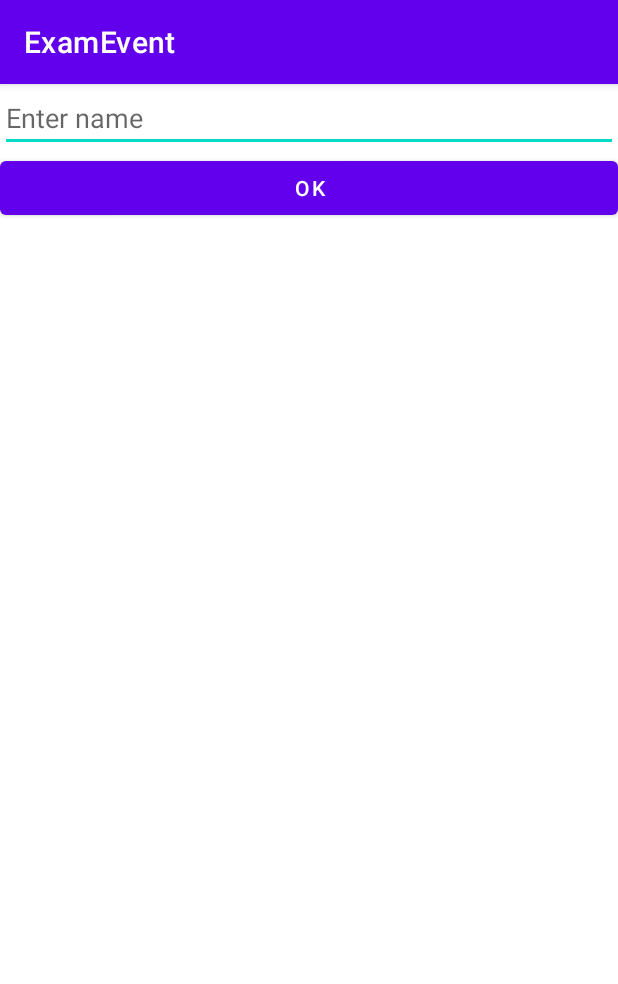
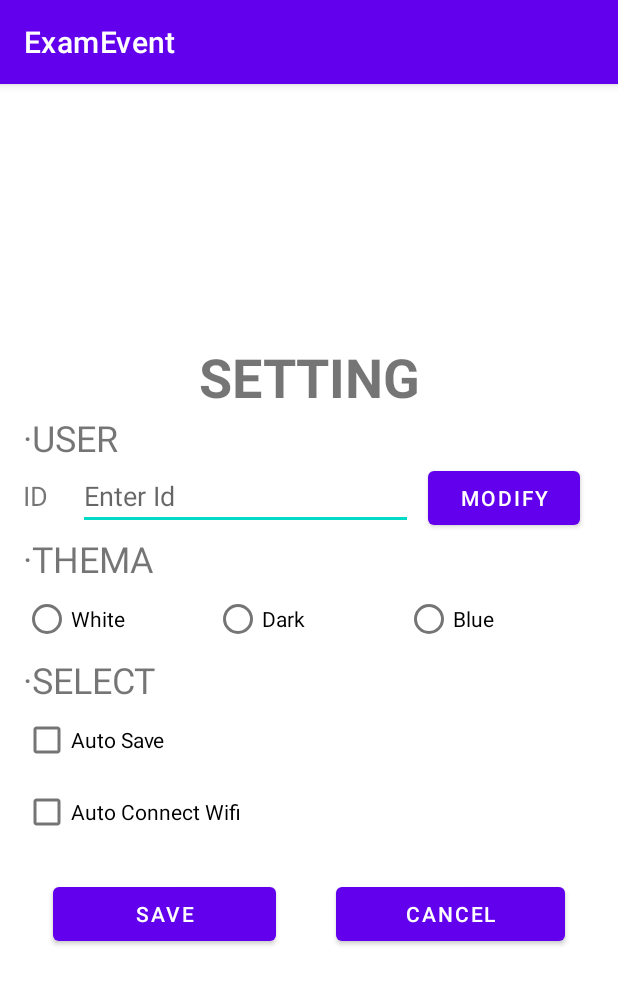
Before and after one commit to jinchaeeun/ExamEvent, an Android app: the screen it shows after launch (Event2Activity before the commit, SettingActivity after it), on a phone screen of 412 x 824 dp. Shown: the top 984 px of the screen. Run offline under Robolectric (Android 15) with nearby library versions, the phone set to English and light mode, and no system bars.

Commit message:
SettingActivity 과제 완료

```diff
--- a/app/src/main/AndroidManifest.xml
+++ b/app/src/main/AndroidManifest.xml
@@ -9,7 +9,7 @@
         android:roundIcon="@mipmap/ic_launcher_round"
         android:supportsRtl="true"
         android:theme="@style/Theme.ExamEvent">
-        <activity android:name=".Event2Activity">
+        <activity android:name=".SettingActivity">
             <intent-filter>
                 <action android:name="android.intent.action.MAIN" />
 
--- a/app/src/main/java/com/example/examevent/Event2Activity.java
+++ b/app/src/main/java/com/example/examevent/Event2Activity.java
@@ -5,6 +5,7 @@ import android.graphics.Color;
 import android.os.Bundle;
 import android.util.Log;
 import android.view.KeyEvent;
+import android.view.MotionEvent;
 import android.view.View;
 import android.view.inputmethod.EditorInfo;
 import android.view.inputmethod.InputMethod;
@@ -16,11 +17,13 @@ import android.widget.EditText;
 import android.widget.RadioButton;
 import android.widget.RadioGroup;
 import android.widget.TextView;
+import android.widget.Toast;
 
 import androidx.appcompat.app.AppCompatActivity;
 import androidx.constraintlayout.widget.ConstraintLayout;
 /* 입력할 때 올라오는 소프트키 입력 후 없애기 */
 public class Event2Activity extends AppCompatActivity {
+
     // Member Variable ----------------------------------
     private final Boolean      D   = true;
     private final String       TAG = "Event2";
@@ -29,6 +32,48 @@ public class Event2Activity extends AppCompatActivity {
     private EditText           nameETXT;
 
     private InputMethodManager  imm;        //소프트키보드 숨기는거
+
+    private long initTime;
+
+    //Alt-c Override Method 클릭
+    @Override
+    public boolean onKeyDown(int keyCode, KeyEvent event) {
+        Log.i(TAG, "KEY DOWN ( " + keyCode );
+        //imm.hideSoftInputFromWindow(nameETXT.getWindowToken(),0);
+        switch (keyCode){
+            case KeyEvent.KEYCODE_BACK:
+                if(System.currentTimeMillis()-initTime > 3000){
+                    Toast.makeText(this,"종료하려면 한 번 더 누르세요", Toast.LENGTH_SHORT).show();
+                    //현재 시간 저장
+                    initTime=System.currentTimeMillis();
+                }
+                else{
+                    //3초 이내 Back버튼 두 번 눌린 경우 Activity 종료
+                    finish();
+                }
+                break;
+            case KeyEvent.KEYCODE_HOME:
+                break;
+        }
+        return true;    //내가 처리해서 끝내고싶다 return true
+        //215 page 뒤로가기버튼 두번 누르면 종료
+    }
+
+    @Override
+    public boolean onTouchEvent(MotionEvent event) {    //마우스 버튼
+        switch (event.getAction()){
+            case MotionEvent.ACTION_DOWN:
+                Log.i(TAG, "TOUCH DOWN ( " + event.getX() + ", " + event.getY()+" )");
+                break;
+            case MotionEvent.ACTION_MOVE:
+                Log.i(TAG, "TOUCH MOVE ( " + event.getX() + ", " + event.getY()+" )");
+                break;
+            case MotionEvent.ACTION_UP:
+                Log.i(TAG, "TOUCH UP ( " + event.getX() + ", " + event.getY()+" )");
+                break;
+        }
+            return true;
+    }
 
     // Member Method - Activity's override --------------
     @Override
--- /dev/null
+++ b/app/src/main/java/com/example/examevent/SettingActivity.java
@@ -0,0 +1,115 @@
+package com.example.examevent;
+
+import android.graphics.Color;
+import android.os.Bundle;
+import android.util.Log;
+import android.view.KeyEvent;
+import android.view.View;
+import android.view.inputmethod.EditorInfo;
+import android.view.inputmethod.InputMethodManager;
+import android.widget.Button;
+import android.widget.CheckBox;
+import android.widget.CompoundButton;
+import android.widget.EditText;
+import android.widget.RadioButton;
+import android.widget.RadioGroup;
+import android.widget.TextView;
+
+import androidx.appcompat.app.AppCompatActivity;
+/*
+ * 과제
+ * EditText와 RadioButton, CheckBox 입력 후
+ * Save 누르면 저장과 EditText 수정 불가,
+ * cancel 누르면 입력 값 초기화,
+ * modify 누르면 editText 수정 가능한 상태로 돌리기
+ * */
+public class SettingActivity extends AppCompatActivity {
+    // Member Variable ----------------------------------
+    private final Boolean   D   = true;
+    private final String    TAG = "ExamEvent";
+
+    private EditText        idETXT;
+    private RadioGroup      themaRGroup;
+    private CheckBox        autoSaveCheck, autoWifiCheck;
+    private RadioButton     whiteRBTN, darkRBTN,blueRBTN;
+    private Button          modifyBTN, saveBTN, cancelBTN;
+
+    private InputMethodManager imm;        //소프트키보드 숨기는거
+
+    private String checkRadio;
+
+
+    // Member Method - Activity's override --------------
+    @Override
+    protected void onCreate(Bundle savedInstanceState) {
+        super.onCreate(savedInstanceState);
+        // 화면 설정
+        setContentView(R.layout.setting_main);
+
+        // 초기화
+        init();
+
+        if(D) Log.d(TAG, "onCreate()");
+    }
+
+    // Member Method - Custom ----------------------------
+    // 초기화 메서드
+    private void init(){
+        //System 서비스 객체 가져오기
+        imm = (InputMethodManager) this.getSystemService(INPUT_METHOD_SERVICE);
+
+        // View 객체 가져오기
+        idETXT = findViewById(R.id.idETXT);
+
+        themaRGroup = findViewById(R.id.themaRGroup);
+        whiteRBTN = findViewById(R.id.whiteRBTN);
+        darkRBTN = findViewById(R.id.darkRBTN);
+        blueRBTN = findViewById(R.id.blueRBTN);
+
+        autoSaveCheck = findViewById(R.id.autoSaveCheck);
+        autoWifiCheck = findViewById(R.id.autoWifiCheck);
+
+
+
+        // View 이벤트 리스너 설정
+        //softkeyboard 없애기
+        idETXT.setOnEditorActionListener(new TextView.OnEditorActionListener() {
+            @Override
+            public boolean onEditorAction(TextView v, int actionId, KeyEvent event) {
+                if(actionId == EditorInfo.IME_ACTION_DONE){ //softkeyboard에서 파란색 체크 표시 버튼 눌렀을 때
+                    imm.hideSoftInputFromWindow(idETXT.getWindowToken(),0); //flags에 0 주면 안보임
+                }
+                return true;
+            }
+        });
+    }
+
+    public void click(View v){
+        //saveBTN, cancelBTN
+        switch (v.getId()){
+            case R.id.modifyBTN:
+                //idETXT 수정 가능한 상태로 돌리기
+                idETXT.setClickable(true);
+                idETXT.setFocusable(true);
+                idETXT.setTextColor(Color.BLACK);
+                break;
+            case R.id.saveBTN:
+                // idETXT 변경 불가하게하기
+                idETXT.setClickable(false);
+                idETXT.setFocusable(false);
+                idETXT.setTextColor(Color.LTGRAY);
+                //설정 정보 로그 출력
+                Log.i(TAG, "SAVE: "+idETXT.getText() + ",  White: " + whiteRBTN.isChecked() + ",  Dark: " + darkRBTN.isChecked() + ",  Blue: " + blueRBTN.isChecked() + ", "+themaRGroup.getCheckedRadioButtonId()+"  Auto Save Checked: " + autoSaveCheck.isChecked() +", Auto Connect Wifi Checked: " + autoWifiCheck.isChecked());
+                break;
+            case R.id.cancelBTN:
+                // idETXT 지우기, radioGroup 선택 값 X, checkBox 선택 값 X
+                idETXT.setText("");
+                whiteRBTN.setChecked(false);
+                darkRBTN.setChecked(false);
+                blueRBTN.setChecked(false);
+                autoSaveCheck.setChecked(false);
+                autoWifiCheck.setChecked(false);
+                break;
+        }
+    }
+}
--- /dev/null
+++ b/app/src/main/res/layout/setting_main.xml
@@ -0,0 +1,159 @@
+<?xml version="1.0" encoding="utf-8"?>
+<LinearLayout xmlns:android="http://schemas.android.com/apk/res/android"
+    xmlns:tools="http://schemas.android.com/tools"
+    android:id="@+id/conLAY"
+    android:layout_width="match_parent"
+    android:layout_height="match_parent"
+    android:layout_marginLeft="15dp"
+    android:layout_marginRight="15dp"
+    android:gravity="center"
+    android:orientation="vertical"
+    tools:context=".MainActivity">
+
+
+    <TextView
+        android:id="@+id/textView8"
+        android:layout_width="match_parent"
+        android:layout_height="wrap_content"
+        android:gravity="center"
+        android:text="@string/setting"
+        android:textSize="36sp"
+        android:textStyle="bold" />
+
+    <TextView
+        android:id="@+id/textView2"
+        android:layout_width="match_parent"
+        android:layout_height="wrap_content"
+        android:text="@string/user"
+        android:textSize="24sp" />
+
+    <LinearLayout
+        android:layout_width="match_parent"
+        android:layout_height="wrap_content"
+        android:orientation="horizontal">
+
+        <TextView
+            android:id="@+id/textView5"
+            android:layout_width="wrap_content"
+            android:layout_height="wrap_content"
+            android:layout_weight="1"
+            android:text="@string/id"
+            android:textSize="18sp" />
+
+        <EditText
+            android:id="@+id/idETXT"
+            android:layout_width="wrap_content"
+            android:layout_height="wrap_content"
+            android:layout_marginLeft="10dp"
+            android:layout_weight="1"
+            android:ems="10"
+            android:hint="@string/enterID"
+            android:inputType="textPersonName" />
+
+        <Button
+            android:id="@+id/modifyBTN"
+            android:layout_width="wrap_content"
+            android:layout_height="wrap_content"
+            android:layout_marginLeft="10dp"
+            android:layout_marginRight="10dp"
+            android:layout_weight="1"
+            android:onClick="click"
+            android:text="@string/modify" />
+    </LinearLayout>
+
+    <LinearLayout
+        android:layout_width="match_parent"
+        android:layout_height="wrap_content"
+        android:orientation="vertical">
+
+        <TextView
+            android:id="@+id/thema"
+            android:layout_width="match_parent"
+            android:layout_height="wrap_content"
+            android:text="@string/thema"
+            android:textSize="24sp" />
+
+        <RadioGroup
+            android:id="@+id/themaRGroup"
+            android:layout_width="match_parent"
+            android:layout_height="match_parent"
+            android:orientation="horizontal">
+
+            <RadioButton
+                android:id="@+id/whiteRBTN"
+                android:layout_width="match_parent"
+                android:layout_height="wrap_content"
+                android:layout_weight="1"
+                android:text="@string/white" />
+
+            <RadioButton
+                android:id="@+id/darkRBTN"
+                android:layout_width="match_parent"
+                android:layout_height="wrap_content"
+                android:layout_weight="1"
+                android:text="@string/dark" />
+
+            <RadioButton
+                android:id="@+id/blueRBTN"
+                android:layout_width="match_parent"
+                android:layout_height="wrap_content"
+                android:layout_weight="1"
+                android:text="@string/blue" />
+        </RadioGroup>
+
+    </LinearLayout>
+
+    <LinearLayout
+        android:layout_width="match_parent"
+        android:layout_height="wrap_content"
+        android:orientation="vertical">
+
+        <TextView
+            android:id="@+id/textView7"
+            android:layout_width="match_parent"
+            android:layout_height="wrap_content"
+            android:text="@string/select"
+            android:textSize="24sp" />
+
+        <CheckBox
+            android:id="@+id/autoSaveCheck"
+            android:layout_width="wrap_content"
+            android:layout_height="wrap_content"
+            android:layout_weight="1"
+            android:text="@string/autosave" />
+
+        <CheckBox
+            android:id="@+id/autoWifiCheck"
+            android:layout_width="wrap_content"
+            android:layout_height="wrap_content"
+            android:layout_weight="1"
+            android:text="@string/autoconnectwifi" />
+
+    </LinearLayout>
+
+    <LinearLayout
+        android:layout_width="match_parent"
+        android:layout_height="wrap_content"
+        android:gravity="center"
+        android:orientation="horizontal">
+
+        <Button
+            android:id="@+id/saveBTN"
+            android:layout_width="wrap_content"
+            android:layout_height="wrap_content"
+            android:layout_margin="20dp"
+            android:layout_weight="1"
+            android:onClick="click"
+            android:text="@string/save" />
+
+        <Button
+            android:id="@+id/cancelBTN"
+            android:layout_width="wrap_content"
+            android:layout_height="wrap_content"
+            android:layout_margin="20dp"
+            android:layout_weight="1"
+            android:onClick="click"
+            android:text="@android:string/cancel" />
+    </LinearLayout>
+
+</LinearLayout>
--- a/app/src/main/res/values/strings.xml
+++ b/app/src/main/res/values/strings.xml
@@ -4,8 +4,21 @@
     <string name="Button1">Button1</string>
     <string name="EXAMINTENT">EXAMINTENT</string>
     <string name="check_item">check_item</string>
-    <string name="red">red</string>
-    <string name="blue">blue</string>
+    <string name="red">Red</string>
+    <string name="blue">Blue</string>
     <string name="radio_title">Select Color</string>
     <string name="name">Enter name</string>
+    <string name="modify">modify</string>
+    <string name="id">ID</string>
+    <string name="user">·USER</string>
+    <string name="enterID">Enter Id</string>
+    <string name="thema">·THEMA</string>
+    <string name="white">White</string>
+    <string name="dark">Dark</string>
+    <string name="select">·SELECT</string>
+    <string name="autosave">Auto Save</string>
+    <string name="autoconnectwifi">Auto Connect Wifi</string>
+    <string name="save">SAVE</string>
+    <string name="cancel">CANCEL</string>
+    <string name="setting">SETTING</string>
 </resources>
```
